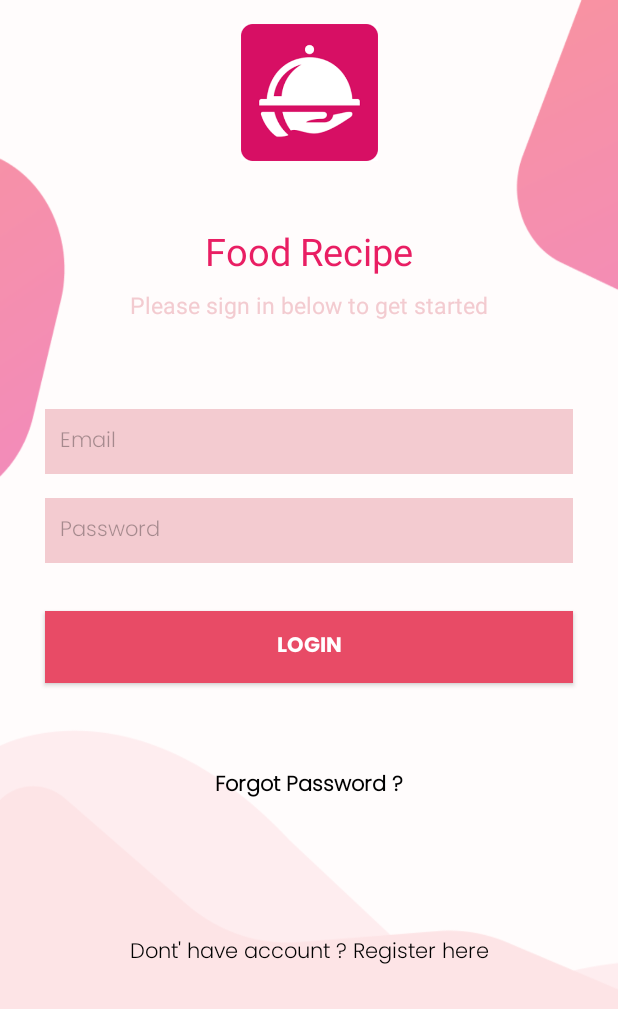
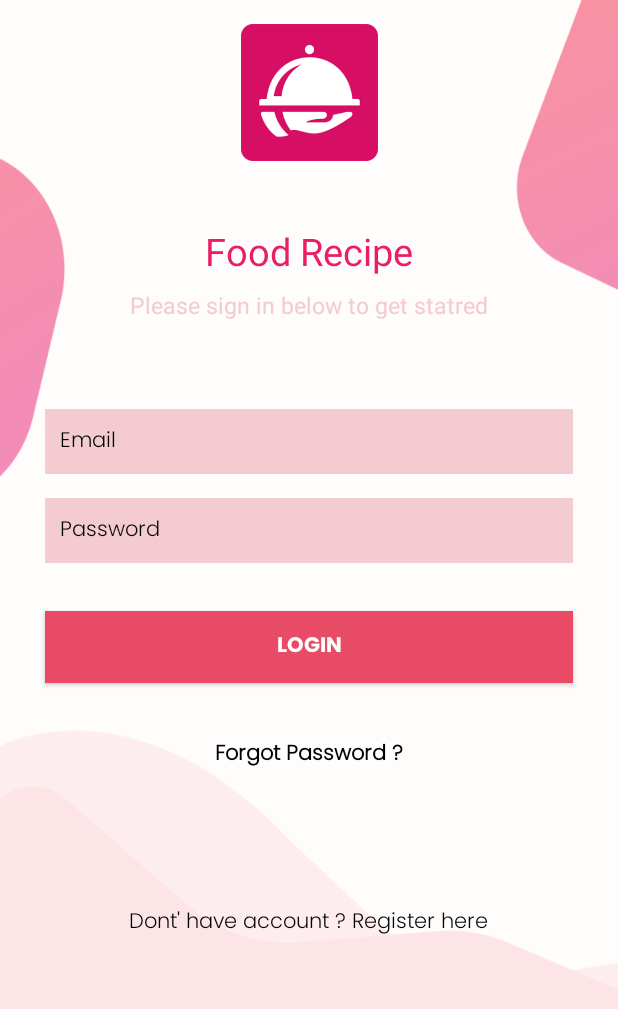
Before and after one commit to huyde140282/FinalPRM_H2M, an Android app: the layout activity_login.xml on its own in the app's theme, with its tools: preview values and no code run, on a phone screen of 412 x 824 dp. Shown: the top 1009 px of the screen. Run offline under Robolectric (Android 15) with nearby library versions, the phone set to English and light mode, and no system bars; Roboto replaces fonts that are not available here.

Commit message:
Update Login Problem

```diff
--- a/app/src/main/java/activity/Register.java
+++ b/app/src/main/java/activity/Register.java
@@ -58,7 +58,7 @@ public class Register extends AppCompatActivity {
         progressBar = findViewById(R.id.progressBar);
 
         if(fAuth.getCurrentUser() != null){
-            startActivity(new Intent(getApplicationContext(),MainActivity.class));
+            startActivity(new Intent(getApplicationContext(), HomeActivity.class));
             finish();
         }
 
@@ -128,7 +128,7 @@ public class Register extends AppCompatActivity {
                                     Log.d(TAG, "onFailure: " + e.toString());
                                 }
                             });
-                            startActivity(new Intent(getApplicationContext(),MainActivity.class));
+                            startActivity(new Intent(getApplicationContext(), HomeActivity.class));
                             finish();;;
 
                         }else {
--- a/app/src/main/res/layout/activity_edit_profile.xml
+++ b/app/src/main/res/layout/activity_edit_profile.xml
@@ -4,7 +4,7 @@
     xmlns:tools="http://schemas.android.com/tools"
     android:layout_width="match_parent"
     android:layout_height="match_parent"
-    android:background="@drawable/backgroundprofile"
+    android:background="@drawable/backgroundfinal"
     tools:context="activity.EditProfile">
 
     <TextView
--- a/app/src/main/res/layout/activity_login.xml
+++ b/app/src/main/res/layout/activity_login.xml
@@ -27,7 +27,7 @@
         android:layout_height="wrap_content"
         android:layout_marginTop="8dp"
         android:fontFamily="sans-serif"
-        android:text="Please sign in below to get started"
+        android:text="Please sign in below to get statred"
         android:textColor="#F3CBD0"
         android:textSize="15sp"
         app:layout_constraintEnd_toEndOf="parent"
@@ -40,7 +40,6 @@
         android:layout_height="wrap_content"
         android:layout_marginStart="30dp"
         android:layout_marginEnd="30dp"
-
         android:background="#F3CBD0"
         android:ems="10"
         android:fontFamily="@font/poppins_light"
@@ -49,7 +48,7 @@
         android:padding="10dp"
         android:singleLine="false"
         android:textColor="#000000"
-        android:textColorHint="#52000000"
+        android:textColorHint="#000000"
         android:textSize="14sp"
         app:layout_constraintBottom_toBottomOf="parent"
         app:layout_constraintEnd_toEndOf="parent"
@@ -71,8 +70,8 @@
         android:hint="Password"
         android:inputType="textPassword"
         android:padding="10dp"
-        android:textColor="#000000"
-        android:textColorHint="#52000000"
+        android:textColor="#FFFFFF"
+        android:textColorHint="#000000"
         android:textSize="14sp"
         app:layout_constraintEnd_toEndOf="parent"
         app:layout_constraintStart_toStartOf="parent"
@@ -98,11 +97,12 @@
         android:id="@+id/createText"
         android:layout_width="wrap_content"
         android:layout_height="wrap_content"
-        android:layout_marginTop="168dp"
+        android:layout_marginTop="148dp"
         android:fontFamily="@font/poppins_light"
         android:text="Dont' have account ? Register here"
         android:textColor="#000000"
         app:layout_constraintEnd_toEndOf="parent"
+        app:layout_constraintHorizontal_bias="0.497"
         app:layout_constraintStart_toStartOf="parent"
         app:layout_constraintTop_toBottomOf="@+id/loginBtn" />
 
@@ -116,7 +116,7 @@
         app:layout_constraintEnd_toEndOf="parent"
         app:layout_constraintStart_toStartOf="parent"
         app:layout_constraintTop_toBottomOf="@+id/createText"
-        app:layout_constraintVertical_bias="0.455" />
+        app:layout_constraintVertical_bias="0.39" />
 
     <TextView
         android:id="@+id/forgotPassword"
@@ -138,7 +138,7 @@
         android:layout_width="91dp"
         android:layout_height="91dp"
         android:layout_marginTop="16dp"
-        android:src="@drawable/logofinal"
+        android:src="@drawable/logo2"
         app:layout_constraintEnd_toEndOf="parent"
         app:layout_constraintStart_toStartOf="parent"
         app:layout_constraintTop_toTopOf="parent"
--- a/app/src/main/res/layout/fragment_profile.xml
+++ b/app/src/main/res/layout/fragment_profile.xml
@@ -4,11 +4,11 @@
     xmlns:tools="http://schemas.android.com/tools"
     android:layout_width="match_parent"
     android:layout_height="match_parent"
-    android:background="@drawable/backgroundprofile">
+    android:background="@drawable/backgroundfinal">
 
 
     <Button
-        android:id="@+id/button"
+        android:id="@+id/logoutBtn"
         android:layout_width="0dp"
         android:layout_height="wrap_content"
         android:layout_marginStart="30dp"
```
Also changed, not shown: app/src/main/AndroidManifest.xml (+4 -4 lines), app/src/main/java/activity/Login.java (+13 -2 lines), app/src/main/java/fragment/ProfileFragment.java (+51 -16 lines), app/src/main/java/model/Food.java (+8 -0 lines), app/src/main/res/drawable/edittextborder.xml (deleted, +0 -15 lines), app/src/main/res/layout/activity_register.xml (+8 -10 lines), app/src/main/res/drawable/logo2.png (added).
